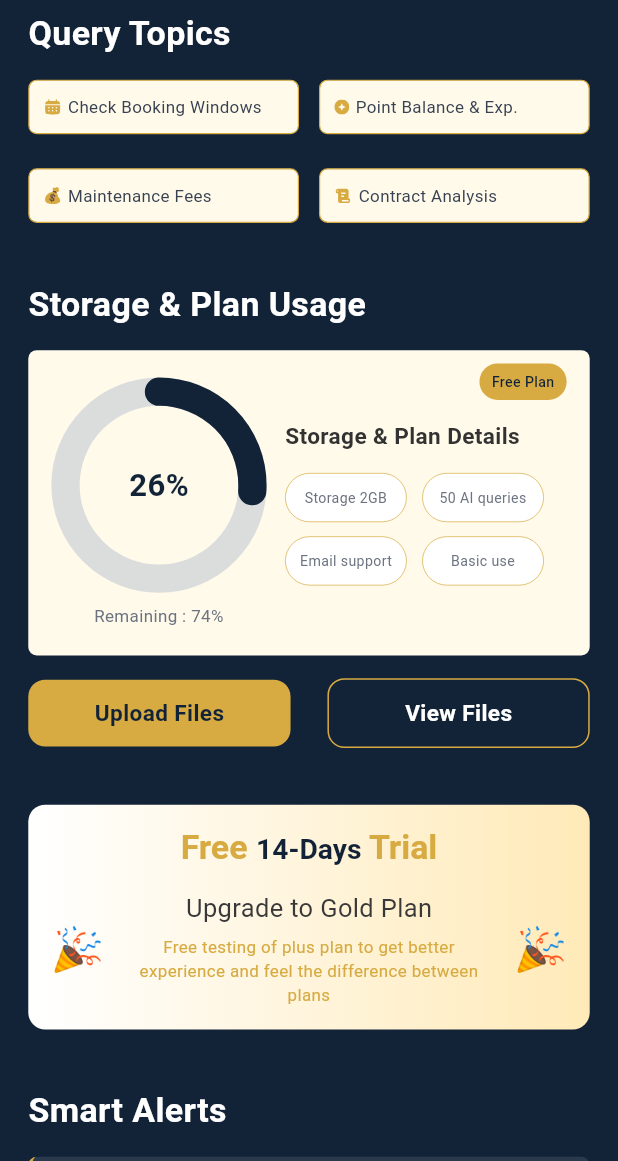
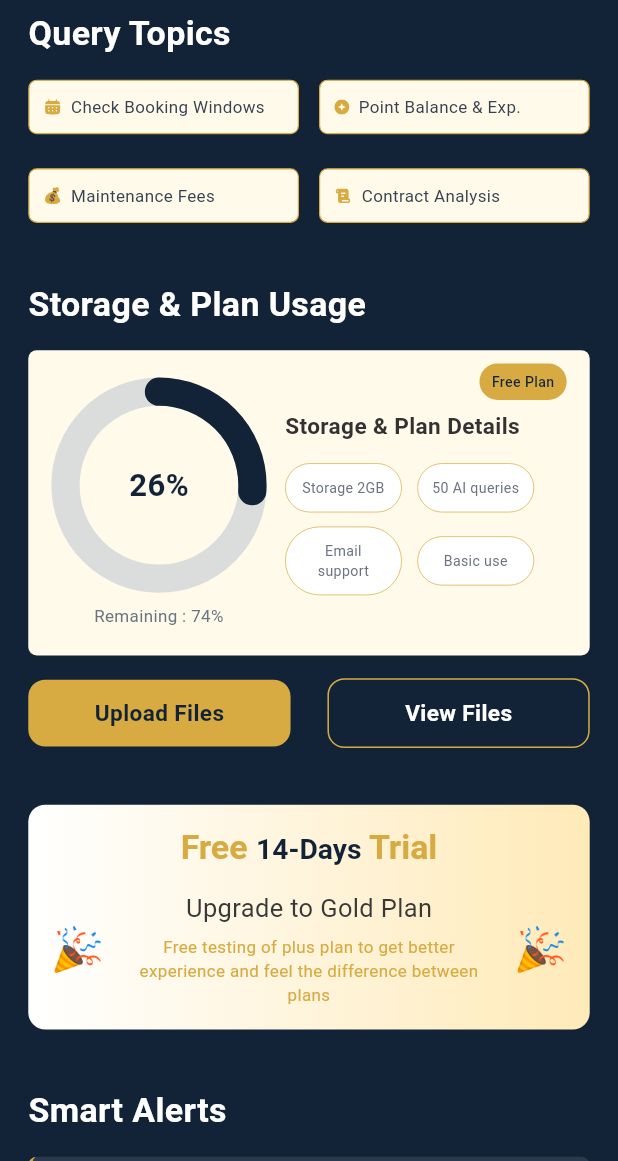
Before and after one commit to RubaidSM09/timeshare_secrets, a Flutter app: the HomeView screen opened by its route, on a phone screen of 412 x 824 dp, the part 75-1236 px from its top. Run offline on Flutter 3.47's test engine with Material 3 defaults, Android fonts, the phone set to English and light mode, and no system bars; our stand-ins replace dotted_border, flutter_screenutil, flutter_svg, get, google_fonts.

Commit message:
home screen modified

```diff
--- a/lib/app/modules/home/views/home_view.dart
+++ b/lib/app/modules/home/views/home_view.dart
@@ -149,6 +149,7 @@ class HomeView extends GetView<HomeController> {
                               ),
 
                               StoragePlanChipsGrid(
+
                                 titles: const [
                                   'Storage 2GB',
                                   '50 AI queries',
@@ -464,17 +465,18 @@ class QueryTopicsCard extends StatelessWidget {
         ),
       ),
       child: Row(
-        spacing: 4.w,
         children: [
           SvgPicture.asset(
             icon,
           ),
-
-          Text(
+          SizedBox(width: 6.w),
+          Expanded(
+            child: Text(
               title,
               style: h4.copyWith(
                 color: AppColors.textColor6,
                 fontSize: 12.sp,
+              ),
             ),
           )
         ],
@@ -585,7 +587,7 @@ class StoragePlanChipsGrid extends StatelessWidget {
             mainAxisAlignment: MainAxisAlignment.start,
             children: [
               for (int j = 0; j < slice.length; j++) ...[
-                StoragePlanCard(title: slice[j], width: chipWidth+3.25),
+                StoragePlanCard(title: slice[j], width: chipWidth),
                 if (j != slice.length - 1) SizedBox(width: colSpacing.w),
               ],
             ],
@@ -640,7 +642,6 @@ class SmartAlertsCard extends StatelessWidget {
               ),
             ),
             child: Row(
-              spacing: 72.w,
               children: [
                 Row(
                   spacing: 10.w,
@@ -674,7 +675,7 @@ class SmartAlertsCard extends StatelessWidget {
                     )
                   ],
                 ),
-
+                Spacer(),
                 GestureDetector(
                   onTap: () {
                     DeleteClicked(index);
```
Lines whose indentation alone changed are shown as unchanged.
